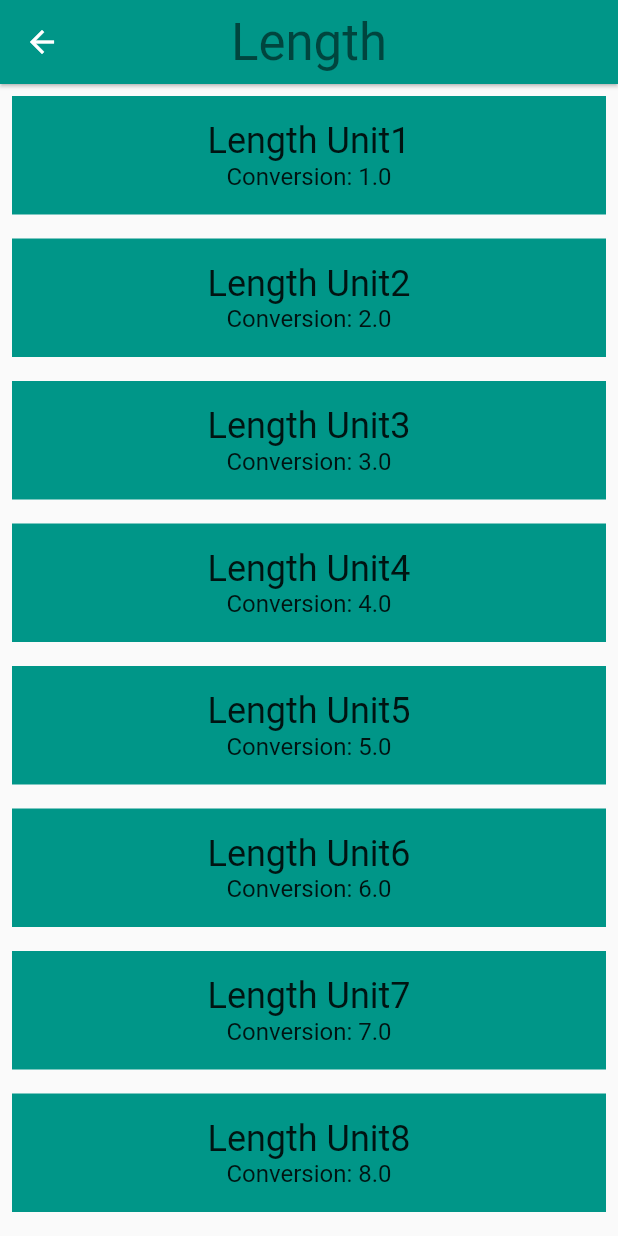
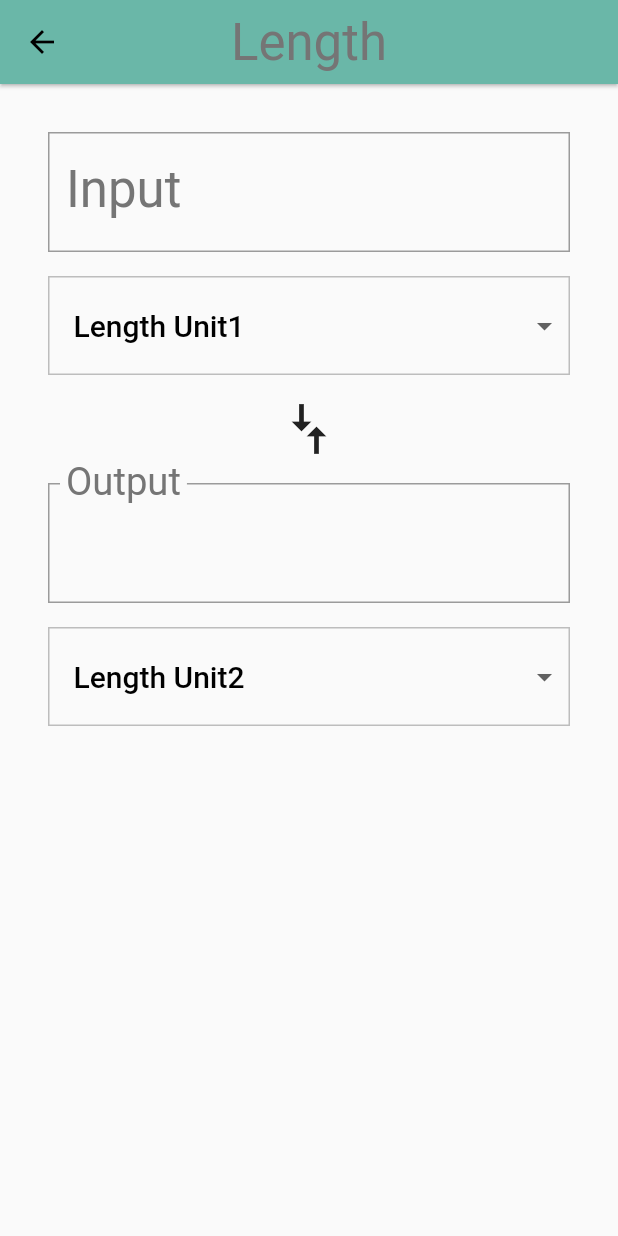
Before and after one commit to avi-spc/unit_converter, a Flutter app: the screen it shows after launch, after a tap on "Length", on a phone screen of 412 x 824 dp. Run offline on Flutter 3.47's test engine with Material 2 defaults, Android fonts, the phone set to English and light mode, and no system bars.

Commit message:
added converter widget with its child components

```diff
--- a/lib/category.dart
+++ b/lib/category.dart
@@ -42,6 +42,7 @@ class Category extends StatelessWidget {
             color: color,
             units: units,
           ),
+          resizeToAvoidBottomPadding: false,
         );
       },
     ));
--- a/lib/converter_route.dart
+++ b/lib/converter_route.dart
@@ -2,6 +2,8 @@ import 'package:flutter/material.dart';
 import 'package:meta/meta.dart';
 
 import 'package:unit_converter/unit.dart';
+
+const _padding = EdgeInsets.all(16.0);
 
 class ConverterRoute extends StatefulWidget {
   final Color color;
@@ -18,30 +20,216 @@ class ConverterRoute extends StatefulWidget {
 }
 
 class _ConverterRouteState extends State<ConverterRoute> {
+  Unit _fromValue;
+  Unit _toValue;
+  double _inputValue;
+  String _convertedValue = '';
+  List<DropdownMenuItem> _unitMenuItems;
+  bool _showValidationError = false;
+
+  @override
+  void initState() {
+    super.initState();
+    _createDropdownMenuItems();
+    _setDefaults();
+  }
+
+  void _createDropdownMenuItems() {
+    var newItems = <DropdownMenuItem>[];
+    for (var unit in widget.units) {
+      newItems.add(DropdownMenuItem(
+        value: unit.name,
+        child: Container(
+          child: Text(
+            unit.name,
+            softWrap: true,
+          ),
+        ),
+      ));
+    }
+    setState(() {
+      _unitMenuItems = newItems;
+    });
+  }
+
+  void _setDefaults() {
+    setState(() {
+      _fromValue = widget.units[0];
+      _toValue = widget.units[1];
+    });
+  }
+
+  String _format(double conversion) {
+    var outputNum = conversion.toStringAsPrecision(7);
+    if (outputNum.contains('.') && outputNum.endsWith('0')) {
+      var i = outputNum.length - 1;
+      while (outputNum[i] == '0') {
+        i -= 1;
+      }
+      outputNum = outputNum.substring(0, i + 1);
+    }
+
+    if (outputNum.endsWith('.')) {
+      return outputNum.substring(0, outputNum.length - 1);
+    }
+
+    return outputNum;
+  }
+
+  void _updateConversion() {
+    setState(() {
+      _convertedValue =
+          _format(_inputValue * (_toValue.conversion / _fromValue.conversion));
+    });
+  }
+
+  void _updateInputValue(String input) {
+    setState(() {
+      if (input == null || input.isEmpty) {
+        _convertedValue = '';
+      } else {
+        try {
+          final inputDouble = double.parse(input);
+          _showValidationError = false;
+          _inputValue = inputDouble;
+          _updateConversion();
+        } on Exception catch (e) {
+          print('Error: $e');
+          _showValidationError = true;
+        }
+      }
+    });
+  }
+
+  Unit _getUnit(String unitName) {
+    return widget.units.firstWhere(
+      (Unit unit) {
+        return unit.name == unitName;
+      },
+      orElse: null,
+    );
+  }
+
+  void _updateFromConversion(dynamic unitName) {
+    setState(() {
+      _fromValue:
+      _getUnit(unitName);
+    });
+
+    if (_inputValue != null) {
+      _updateConversion();
+    }
+  }
+
+  void _updateToConversion(dynamic unitName) {
+    setState(() {
+      _toValue:
+      _getUnit(unitName);
+    });
+
+    if (_inputValue != null) {
+      _updateConversion();
+    }
+  }
+
+  Widget _createDropdown(String currentValue, ValueChanged<dynamic> onChanged) {
+    return Container(
+      margin: EdgeInsets.only(top: 16.0),
+      decoration: BoxDecoration(
+        color: Colors.grey[50],
+        border: Border.all(
+          color: Colors.grey[400],
+          width: 1.0,
+        ),
+      ),
+      padding: EdgeInsets.symmetric(vertical: 8.0),
+      child: Theme(
+        data: Theme.of(context).copyWith(
+          canvasColor: Colors.grey[50],
+        ),
+        child: DropdownButtonHideUnderline(
+          child: ButtonTheme(
+            alignedDropdown: true,
+            child: DropdownButton(
+              value: currentValue,
+              items: _unitMenuItems,
+              onChanged: onChanged,
+              style: Theme.of(context).textTheme.headline6,
+            ),
+          ),
+        ),
+      ),
+    );
+  }
+
   @override
   Widget build(BuildContext context) {
-    final unitWidgets = widget.units.map((Unit unit) {
-      return Container(
-        color: widget.color,
-        margin: EdgeInsets.all(8.0),
-        padding: EdgeInsets.all(16.0),
-        child: Column(
-          children: <Widget>[
-            Text(
-              unit.name,
-              style: Theme.of(context).textTheme.headline5,
+    final input = Padding(
+      padding: _padding,
+      child: Column(
+        crossAxisAlignment: CrossAxisAlignment.stretch,
+        children: [
+          TextField(
+            style: Theme.of(context).textTheme.headline4,
+            decoration: InputDecoration(
+              labelStyle: Theme.of(context).textTheme.headline4,
+              errorText: _showValidationError ? 'Invalid number entered' : null,
+              labelText: 'Input',
+              border: OutlineInputBorder(
+                borderRadius: BorderRadius.circular(0.0),
+              ),
             ),
-            Text(
-              'Conversion: ${unit.conversion}',
-              style: Theme.of(context).textTheme.subtitle1,
+            keyboardType: TextInputType.number,
+            onChanged: _updateInputValue,
+          ),
+          _createDropdown(_fromValue.name, _updateFromConversion),
+        ],
+      ),
+    );
+
+    final arrows = RotatedBox(
+      quarterTurns: 1,
+      child: Icon(
+        Icons.compare_arrows,
+        size: 40.0,
+      ),
+    );
+
+    final output = Padding(
+      padding: _padding,
+      child: Column(
+        crossAxisAlignment: CrossAxisAlignment.stretch,
+        children: [
+          InputDecorator(
+            child: Text(
+              _convertedValue,
+              style: Theme.of(context).textTheme.headline4,
             ),
-          ],
-        ),
-      );
-    }).toList();
+            decoration: InputDecoration(
+              labelText: 'Output',
+              labelStyle: Theme.of(context).textTheme.headline4,
+              border: OutlineInputBorder(
+                borderRadius: BorderRadius.circular(0.0),
+              ),
+            ),
+          ),
+          _createDropdown(_toValue.name, _updateToConversion)
+        ],
+      ),
+    );
 
-    return ListView(
-      children: unitWidgets,
+    final converter = Column(
+      crossAxisAlignment: CrossAxisAlignment.stretch,
+      children: [
+        input,
+        arrows,
+        output,
+      ],
+    );
+
+    return Padding(
+      padding: _padding,
+      child: converter,
     );
   }
 }
--- a/lib/main.dart
+++ b/lib/main.dart
@@ -16,6 +16,16 @@ class UnitConverterApp extends StatelessWidget {
     return MaterialApp(
       debugShowCheckedModeBanner: false,
       title: 'Unit Converter',
+      theme: ThemeData(
+        textTheme: Theme.of(context).textTheme.apply(
+              bodyColor: Colors.black,
+              displayColor: Colors.grey[600],
+            ),
+        primaryColor: Colors.grey[500],
+        textSelectionTheme: TextSelectionThemeData(
+          selectionHandleColor: Colors.green[500],
+        ),
+      ),
       home: CategoryRoute(),
     );
   }
```
Also changed, not shown: lib/category_route.dart (+34 -9 lines), 1 other file.
